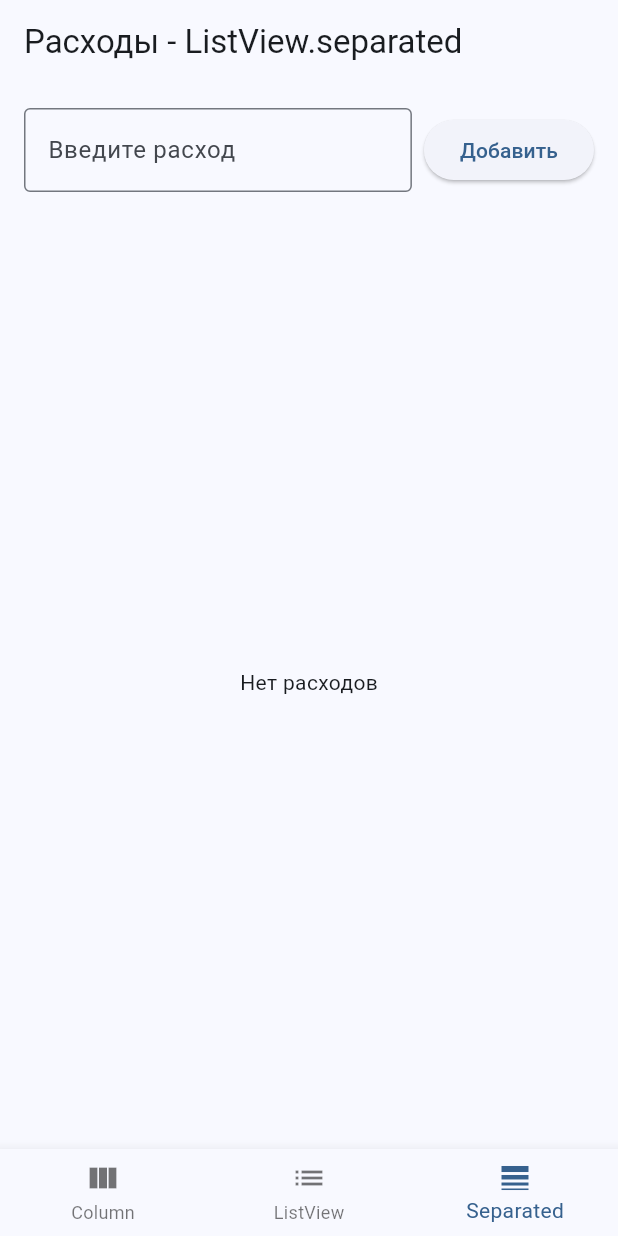
After one commit to Slaychok/pr4, a Flutter app: the screen it shows after launch, item 3 of the bottom bar chosen, on a phone screen of 412 x 824 dp. The commit adds this screen. Run offline on Flutter 3.47's test engine with Material 3 defaults, Android fonts, the phone set to English and light mode, and no system bars.

Commit message:
+SeparatedScreen

```diff
--- /dev/null
+++ b/lib/screens/main_screen.dart
@@ -0,0 +1,37 @@
+import 'package:flutter/material.dart';
+import 'column_screen.dart';
+import 'listview_screen.dart';
+import 'separated_screen.dart';
+
+class MainScreen extends StatefulWidget {
+  const MainScreen({super.key});
+
+  @override
+  State<MainScreen> createState() => _MainScreenState();
+}
+
+class _MainScreenState extends State<MainScreen> {
+  int _currentIndex = 0;
+
+  final List<Widget> _screens = const [
+    ColumnScreen(),
+    ListViewScreen(),
+    SeparatedScreen(),
+  ];
+
+  @override
+  Widget build(BuildContext context) {
+    return Scaffold(
+      body: _screens[_currentIndex],
+      bottomNavigationBar: BottomNavigationBar(
+        currentIndex: _currentIndex,
+        onTap: (index) => setState(() => _currentIndex = index),
+        items: const [
+          BottomNavigationBarItem(icon: Icon(Icons.view_column), label: 'Column'),
+          BottomNavigationBarItem(icon: Icon(Icons.list), label: 'ListView'),
+          BottomNavigationBarItem(icon: Icon(Icons.line_weight), label: 'Separated'),
+        ],
+      ),
+    );
+  }
+}
--- /dev/null
+++ b/lib/screens/separated_screen.dart
@@ -0,0 +1,80 @@
+import 'package:flutter/material.dart';
+import 'package:pr4/models/list_item.dart';
+
+class SeparatedScreen extends StatefulWidget {
+  const SeparatedScreen({super.key});
+
+  @override
+  State<SeparatedScreen> createState() => _SeparatedScreenState();
+}
+
+class _SeparatedScreenState extends State<SeparatedScreen> {
+  final List<ListItem> _tasks = [];
+  final _textController = TextEditingController();
+
+  void _addTask() {
+    final text = _textController.text.trim();
+    if (text.isEmpty) return;
+
+    setState(() {
+      _tasks.add(ListItem(
+        id: DateTime.now().millisecondsSinceEpoch.toString(),
+        title: text,
+      ));
+      _textController.clear();
+    });
+  }
+
+  void _removeTask(int index) {
+    setState(() {
+      _tasks.removeAt(index);
+    });
+  }
+
+  @override
+  Widget build(BuildContext context) {
+    return Scaffold(
+      appBar: AppBar(title: const Text('Расходы - ListView.separated')),
+      body: Column(
+        children: [
+          Padding(
+            padding: const EdgeInsets.all(16.0),
+            child: Row(
+              children: [
+                Expanded(
+                  child: TextField(
+                    controller: _textController,
+                    decoration: const InputDecoration(
+                      hintText: 'Введите расход',
+                      border: OutlineInputBorder(),
+                    ),
+                  ),
+                ),
+                const SizedBox(width: 8),
+                ElevatedButton(
+                  onPressed: _addTask,
+                  child: const Text('Добавить'),
+                ),
+              ],
+            ),
+          ),
+          Expanded(
+            child: _tasks.isEmpty
+                ? const Center(child: Text('Нет расходов'))
+                : ListView.separated(
+              itemCount: _tasks.length,
+              itemBuilder: (context, index) => ListTile(
+                title: Text(_tasks[index].title),
+                trailing: IconButton(
+                  icon: const Icon(Icons.delete, color: Colors.red),
+                  onPressed: () => _removeTask(index),
+                ),
+              ),
+              separatorBuilder: (context, index) => const Divider(),
+            ),
+          ),
+        ],
+      ),
+    );
+  }
+}
```
Also changed, not shown: lib/main.dart (+4 -49 lines).
